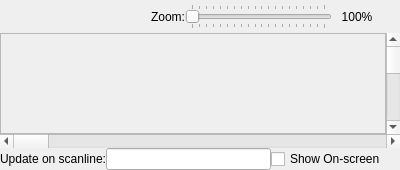
christopherpow/nesicide, file debugger/oamvisualizerdockwidget.ui: the form before one commit.
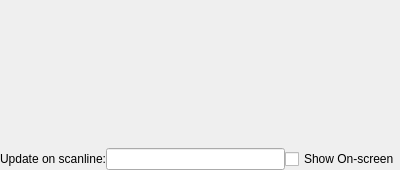
The form after the commit.

Commit message: Replacing unique renderers with a single renderer. Adding pan/zoom functionality to all displays using a single pan/zoom renderer class.

Diff of the .ui file:
```diff
--- a/debugger/oamvisualizerdockwidget.ui
+++ b/debugger/oamvisualizerdockwidget.ui
@@ -22,92 +22,6 @@
      <number>0</number>
     </property>
     <item row="0" column="0" colspan="2">
-     <layout class="QHBoxLayout" name="horizontalLayout">
-      <property name="margin">
-       <number>4</number>
-      </property>
-      <item>
-       <spacer name="horizontalSpacer">
-        <property name="orientation">
-         <enum>Qt::Horizontal</enum>
-        </property>
-        <property name="sizeHint" stdset="0">
-         <size>
-          <width>40</width>
-          <height>20</height>
-         </size>
-        </property>
-       </spacer>
-      </item>
-      <item>
-       <widget class="QLabel" name="label_2">
-        <property name="text">
-         <string>Zoom:</string>
-        </property>
-       </widget>
-      </item>
-      <item>
-       <widget class="QSlider" name="zoomSlider">
-        <property name="minimum">
-         <number>100</number>
-        </property>
-        <property name="maximum">
-         <number>2000</number>
-        </property>
-        <property name="singleStep">
-         <number>100</number>
-        </property>
-        <property name="pageStep">
-         <number>100</number>
-        </property>
-        <property name="orientation">
-         <enum>Qt::Horizontal</enum>
-        </property>
-        <property name="invertedAppearance">
-         <bool>false</bool>
-        </property>
-        <property name="invertedControls">
-         <bool>false</bool>
-        </property>
-        <property name="tickPosition">
-         <enum>QSlider::TicksBothSides</enum>
-        </property>
-        <property name="tickInterval">
-         <number>100</number>
-        </property>
-       </widget>
-      </item>
-      <item>
-       <widget class="QLabel" name="zoomValueLabel">
-        <property name="sizePolicy">
-         <sizepolicy hsizetype="Fixed" vsizetype="Preferred">
-          <horstretch>0</horstretch>
-          <verstretch>0</verstretch>
-         </sizepolicy>
-        </property>
-        <property name="minimumSize">
-         <size>
-          <width>50</width>
-          <height>0</height>
-         </size>
-        </property>
-        <property name="maximumSize">
-         <size>
-          <width>50</width>
-          <height>16777215</height>
-         </size>
-        </property>
-        <property name="text">
-         <string>100%</string>
-        </property>
-        <property name="alignment">
-         <set>Qt::AlignCenter</set>
-        </property>
-       </widget>
-      </item>
-     </layout>
-    </item>
-    <item row="1" column="0" colspan="2">
      <widget class="QFrame" name="frame">
       <property name="sizePolicy">
        <sizepolicy hsizetype="Preferred" vsizetype="Expanding">
@@ -116,7 +30,7 @@
        </sizepolicy>
       </property>
       <property name="frameShape">
-       <enum>QFrame::StyledPanel</enum>
+       <enum>QFrame::NoFrame</enum>
       </property>
       <property name="frameShadow">
        <enum>QFrame::Sunken</enum>
@@ -131,21 +45,7 @@
       </layout>
      </widget>
     </item>
-    <item row="1" column="2">
-     <widget class="QScrollBar" name="verticalScrollBar">
-      <property name="orientation">
-       <enum>Qt::Vertical</enum>
-      </property>
-     </widget>
-    </item>
-    <item row="2" column="0" colspan="3">
-     <widget class="QScrollBar" name="horizontalScrollBar">
-      <property name="orientation">
-       <enum>Qt::Horizontal</enum>
-      </property>
-     </widget>
-    </item>
-    <item row="3" column="0">
+    <item row="1" column="0">
      <layout class="QHBoxLayout" name="horizontalLayout_2">
       <item>
        <widget class="QLabel" name="label">
```
The commit also changes 38 other files.
